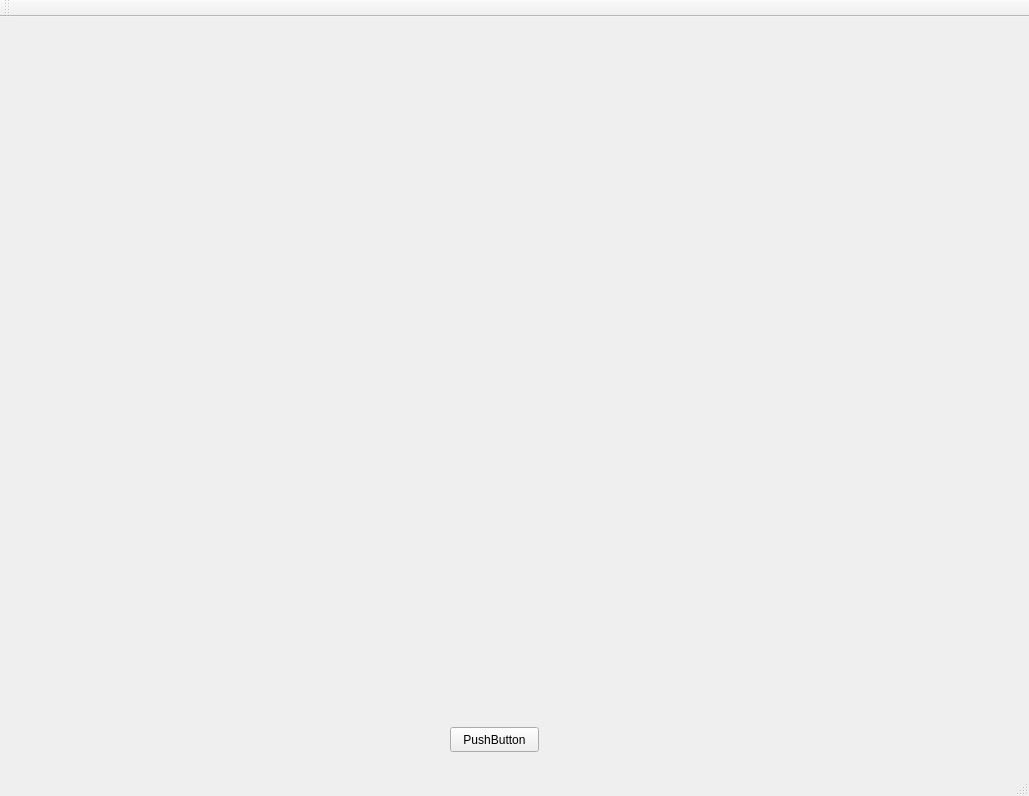
The window that GettingImageFromBMP/mainwindow.ui (erickTornero/Image-Processing) describes before a commit, drawn with Qt 5.
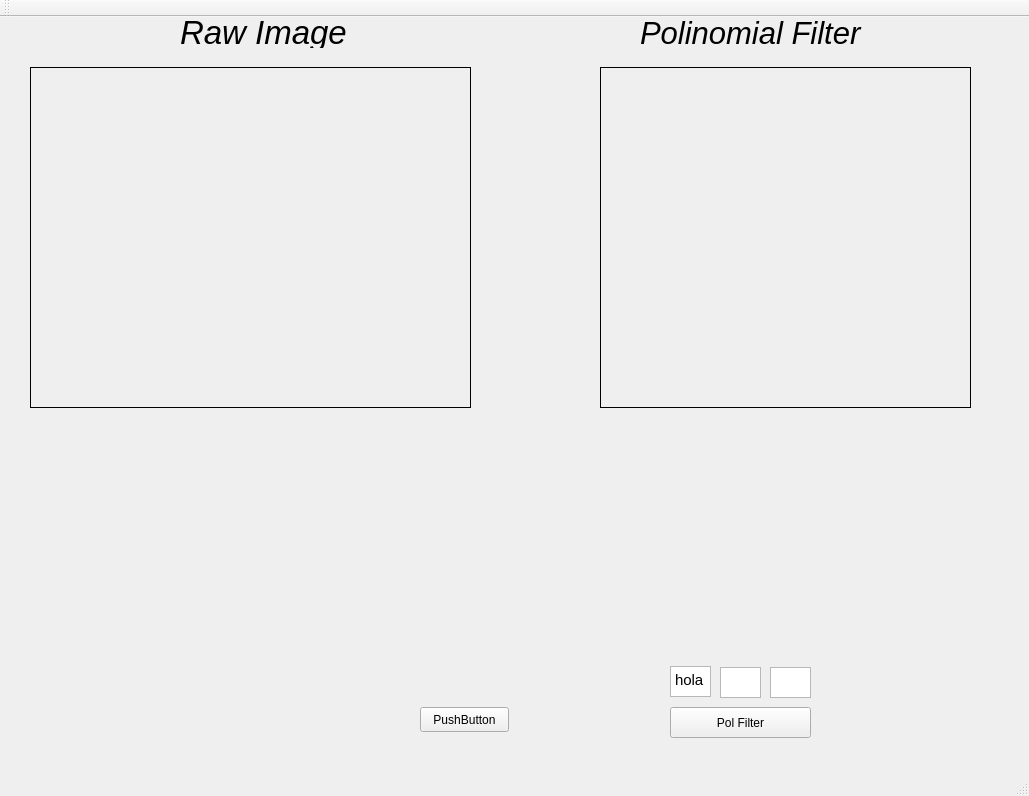
The same window after the commit.

Commit message: Filter polinomial edited!

```diff
--- a/GettingImageFromBMP/mainwindow.ui
+++ b/GettingImageFromBMP/mainwindow.ui
@@ -17,8 +17,8 @@
    <widget class="QPushButton" name="pushButton">
     <property name="geometry">
      <rect>
-      <x>450</x>
-      <y>710</y>
+      <x>420</x>
+      <y>690</y>
       <width>89</width>
       <height>25</height>
      </rect>
@@ -31,10 +31,120 @@
     <property name="geometry">
      <rect>
       <x>30</x>
-      <y>10</y>
-      <width>931</width>
-      <height>681</height>
+      <y>50</y>
+      <width>441</width>
+      <height>341</height>
      </rect>
+    </property>
+    <property name="frameShape">
+     <enum>QFrame::Box</enum>
+    </property>
+    <property name="text">
+     <string/>
+    </property>
+    <property name="margin">
+     <number>0</number>
+    </property>
+   </widget>
+   <widget class="QPushButton" name="polFilter">
+    <property name="geometry">
+     <rect>
+      <x>670</x>
+      <y>690</y>
+      <width>141</width>
+      <height>31</height>
+     </rect>
+    </property>
+    <property name="text">
+     <string>Pol Filter</string>
+    </property>
+   </widget>
+   <widget class="QTextEdit" name="p2Edit">
+    <property name="geometry">
+     <rect>
+      <x>670</x>
+      <y>649</y>
+      <width>41</width>
+      <height>31</height>
+     </rect>
+    </property>
+    <property name="html">
+     <string>&lt;!DOCTYPE HTML PUBLIC &quot;-//W3C//DTD HTML 4.0//EN&quot; &quot;http://www.w3.org/TR/REC-html40/strict.dtd&quot;&gt;
+&lt;html&gt;&lt;head&gt;&lt;meta name=&quot;qrichtext&quot; content=&quot;1&quot; /&gt;&lt;style type=&quot;text/css&quot;&gt;
+p, li { white-space: pre-wrap; }
+&lt;/style&gt;&lt;/head&gt;&lt;body style=&quot; font-family:'Ubuntu'; font-size:11pt; font-weight:400; font-style:normal;&quot;&gt;
+&lt;p style=&quot; margin-top:0px; margin-bottom:0px; margin-left:0px; margin-right:0px; -qt-block-indent:0; text-indent:0px;&quot;&gt;hola&lt;/p&gt;&lt;/body&gt;&lt;/html&gt;</string>
+    </property>
+   </widget>
+   <widget class="QTextEdit" name="p1Edit">
+    <property name="geometry">
+     <rect>
+      <x>720</x>
+      <y>650</y>
+      <width>41</width>
+      <height>31</height>
+     </rect>
+    </property>
+   </widget>
+   <widget class="QTextEdit" name="p0Edit">
+    <property name="geometry">
+     <rect>
+      <x>770</x>
+      <y>650</y>
+      <width>41</width>
+      <height>31</height>
+     </rect>
+    </property>
+   </widget>
+   <widget class="QLabel" name="label">
+    <property name="geometry">
+     <rect>
+      <x>180</x>
+      <y>0</y>
+      <width>201</width>
+      <height>31</height>
+     </rect>
+    </property>
+    <property name="font">
+     <font>
+      <pointsize>25</pointsize>
+      <italic>true</italic>
+     </font>
+    </property>
+    <property name="text">
+     <string>Raw Image</string>
+    </property>
+   </widget>
+   <widget class="QLabel" name="label_2">
+    <property name="geometry">
+     <rect>
+      <x>640</x>
+      <y>0</y>
+      <width>251</width>
+      <height>31</height>
+     </rect>
+    </property>
+    <property name="font">
+     <font>
+      <pointsize>23</pointsize>
+      <italic>true</italic>
+     </font>
+    </property>
+    <property name="text">
+     <string>Polinomial Filter</string>
+    </property>
+   </widget>
+   <widget class="QLabel" name="labelPolFilter">
+    <property name="geometry">
+     <rect>
+      <x>600</x>
+      <y>50</y>
+      <width>371</width>
+      <height>341</height>
+     </rect>
+    </property>
+    <property name="frameShape">
+     <enum>QFrame::Box</enum>
     </property>
     <property name="text">
      <string/>
```
The commit also changes 5 other files.
